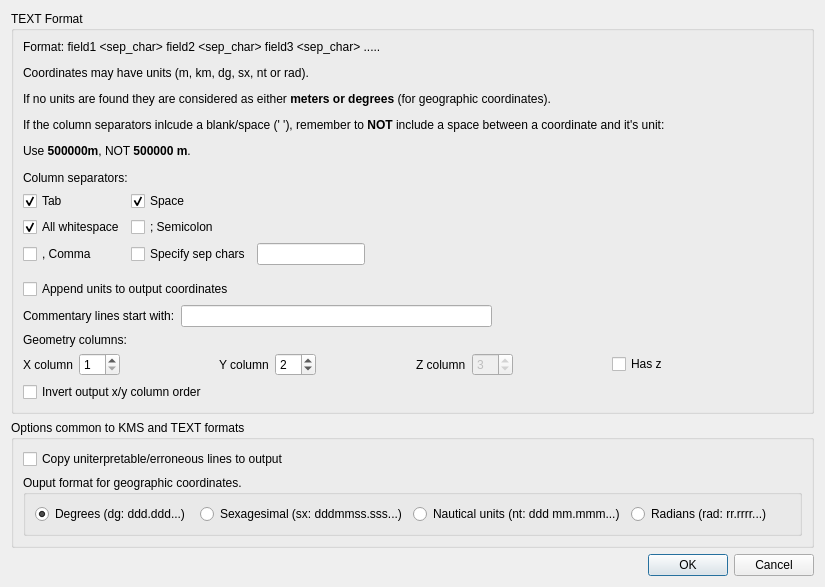
The window that UI/Dialog_settings_f2f.ui (MartinHvidberg/kmstrans_fra_SDFE_SEQ200131) describes before a commit, drawn with Qt 5.
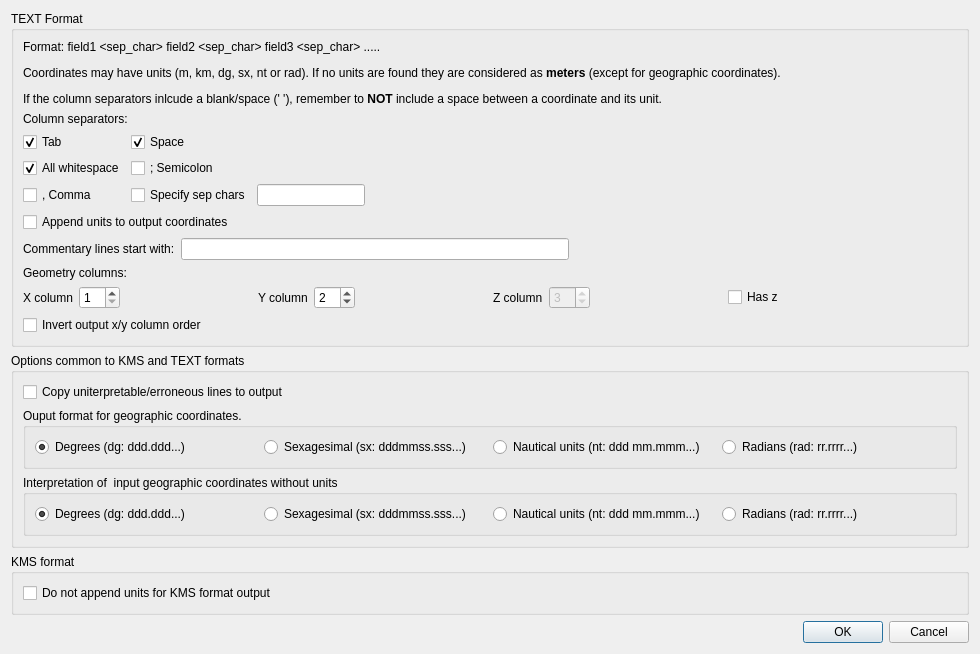
The same window after the commit.

What changed in the file:
```diff
--- a/UI/Dialog_settings_f2f.ui
+++ b/UI/Dialog_settings_f2f.ui
@@ -6,8 +6,8 @@
    <rect>
     <x>0</x>
     <y>0</y>
-    <width>825</width>
-    <height>587</height>
+    <width>980</width>
+    <height>615</height>
    </rect>
   </property>
   <property name="windowTitle">
@@ -23,7 +23,7 @@
       <item>
        <widget class="QLabel" name="label">
         <property name="text">
-         <string>&lt;html&gt;&lt;head/&gt;&lt;body&gt;&lt;p&gt;Format: field1 &amp;lt;sep_char&amp;gt; field2 &amp;lt;sep_char&amp;gt; field3 &amp;lt;sep_char&amp;gt; .....&lt;/p&gt;&lt;p&gt;Coordinates may have units (m, km, dg, sx, nt or rad). &lt;/p&gt;&lt;p&gt;If no units are found they are considered as either &lt;span style=&quot; font-weight:600;&quot;&gt;meters or degrees&lt;/span&gt; (for geographic coordinates).&lt;/p&gt;&lt;p&gt;If the column separators inlcude a blank/space (' '), remember to &lt;span style=&quot; font-weight:600;&quot;&gt;NOT&lt;/span&gt; include a space between a coordinate and it's unit:&lt;/p&gt;&lt;p&gt;Use &lt;span style=&quot; font-weight:600;&quot;&gt;500000m&lt;/span&gt;, NOT &lt;span style=&quot; font-weight:600;&quot;&gt;500000 m&lt;/span&gt;. &lt;/p&gt;&lt;/body&gt;&lt;/html&gt;</string>
+         <string>&lt;html&gt;&lt;head/&gt;&lt;body&gt;&lt;p&gt;Format: field1 &amp;lt;sep_char&amp;gt; field2 &amp;lt;sep_char&amp;gt; field3 &amp;lt;sep_char&amp;gt; .....&lt;/p&gt;&lt;p&gt;Coordinates may have units (m, km, dg, sx, nt or rad). If no units are found they are considered as &lt;span style=&quot; font-weight:600;&quot;&gt;meters &lt;/span&gt;(except for geographic coordinates).&lt;/p&gt;&lt;p&gt;If the column separators inlcude a blank/space (' '), remember to &lt;span style=&quot; font-weight:600;&quot;&gt;NOT&lt;/span&gt; include a space between a coordinate and its unit.&lt;/p&gt;&lt;/body&gt;&lt;/html&gt;</string>
         </property>
        </widget>
       </item>
@@ -355,6 +355,62 @@
           </widget>
          </item>
         </layout>
+       </widget>
+      </item>
+      <item>
+       <widget class="QGroupBox" name="groupBox_4">
+        <property name="title">
+         <string>Interpretation of  input geographic coordinates without units</string>
+        </property>
+        <layout class="QHBoxLayout" name="horizontalLayout_5">
+         <item>
+          <widget class="QRadioButton" name="rdb_dg_in">
+           <property name="text">
+            <string>Degrees (dg: ddd.ddd...)</string>
+           </property>
+           <property name="checked">
+            <bool>true</bool>
+           </property>
+          </widget>
+         </item>
+         <item>
+          <widget class="QRadioButton" name="rdb_sx_in">
+           <property name="text">
+            <string>Sexagesimal (sx: dddmmss.sss...)</string>
+           </property>
+          </widget>
+         </item>
+         <item>
+          <widget class="QRadioButton" name="rdb_nt_in">
+           <property name="text">
+            <string>Nautical units (nt: ddd mm.mmm...)</string>
+           </property>
+          </widget>
+         </item>
+         <item>
+          <widget class="QRadioButton" name="rdb_rad_in">
+           <property name="text">
+            <string>Radians (rad: rr.rrrr...)</string>
+           </property>
+          </widget>
+         </item>
+        </layout>
+       </widget>
+      </item>
+     </layout>
+    </widget>
+   </item>
+   <item>
+    <widget class="QGroupBox" name="groupBox_5">
+     <property name="title">
+      <string>KMS format</string>
+     </property>
+     <layout class="QVBoxLayout" name="verticalLayout_4">
+      <item>
+       <widget class="QCheckBox" name="chb_kms_no_units">
+        <property name="text">
+         <string>Do not append units for KMS format output</string>
+        </property>
        </widget>
       </item>
      </layout>
```
